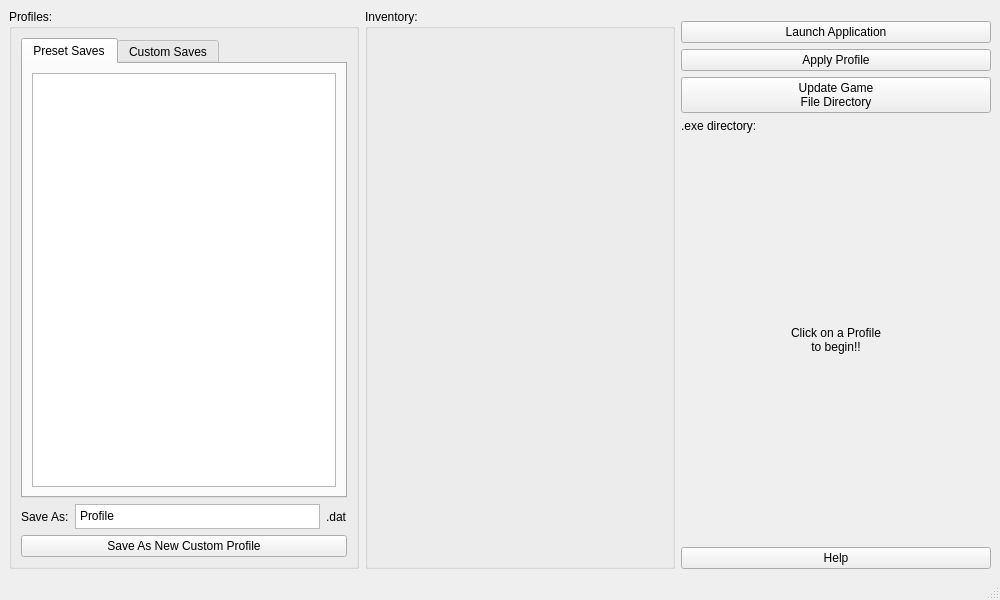
Before: the Qt Designer form mainwindow.ui in JordanViramontes/Cave-Story-Profile-Manager, drawn with Qt 5.
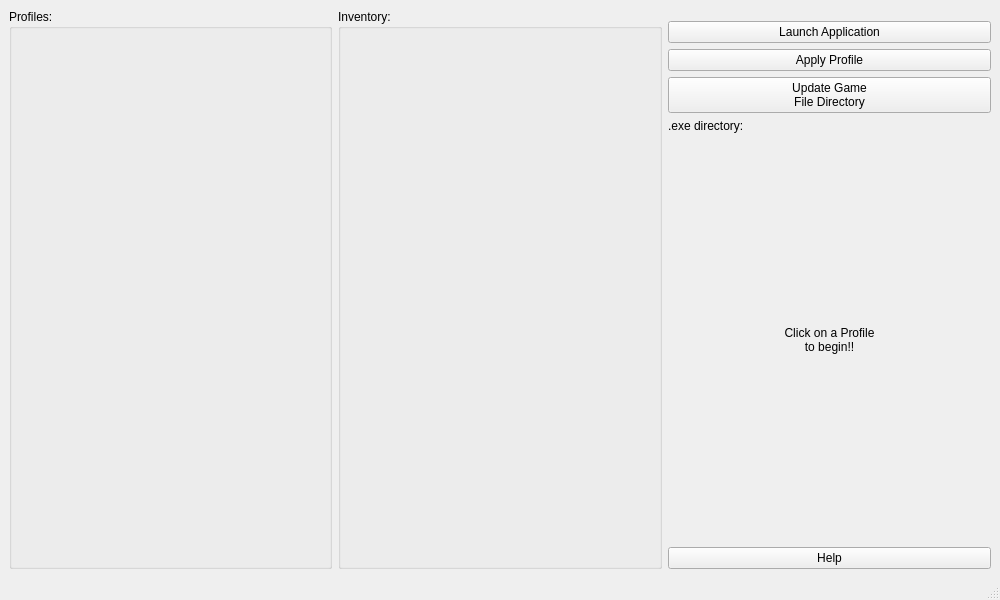
After: the same form once the commit is applied. Custom widgets are drawn as their Qt base class.

Commit message: refactored profiles to be its own widget, optimized some signals

Patch:
```diff
--- a/mainwindow.ui
+++ b/mainwindow.ui
@@ -45,141 +45,7 @@
         </property>
         <layout class="QGridLayout" name="gridLayout">
          <item row="0" column="0">
-          <layout class="QVBoxLayout" name="profilesVLayout">
-           <item>
-            <widget class="QTabWidget" name="filesTabWidget">
-             <property name="maximumSize">
-              <size>
-               <width>16777215</width>
-               <height>16777215</height>
-              </size>
-             </property>
-             <property name="tabPosition">
-              <enum>QTabWidget::TabPosition::North</enum>
-             </property>
-             <property name="tabShape">
-              <enum>QTabWidget::TabShape::Rounded</enum>
-             </property>
-             <property name="currentIndex">
-              <number>0</number>
-             </property>
-             <widget class="QWidget" name="presetTab">
-              <attribute name="title">
-               <string>Preset Saves</string>
-              </attribute>
-              <layout class="QGridLayout" name="gridLayout_5">
-               <item row="0" column="0">
-                <widget class="QProfileViewTree" name="presetFileTree">
-                 <property name="alternatingRowColors">
-                  <bool>true</bool>
-                 </property>
-                 <property name="itemsExpandable">
-                  <bool>true</bool>
-                 </property>
-                 <attribute name="headerVisible">
-                  <bool>true</bool>
-                 </attribute>
-                </widget>
-               </item>
-              </layout>
-             </widget>
-             <widget class="QWidget" name="customTab">
-              <attribute name="title">
-               <string>Custom Saves</string>
-              </attribute>
-              <layout class="QGridLayout" name="gridLayout_4">
-               <item row="0" column="0">
-                <widget class="QProfileViewTree" name="customFileTree"/>
-               </item>
-              </layout>
-             </widget>
-            </widget>
-           </item>
-           <item>
-            <layout class="QHBoxLayout" name="saveAsHBox">
-             <property name="sizeConstraint">
-              <enum>QLayout::SizeConstraint::SetDefaultConstraint</enum>
-             </property>
-             <item>
-              <widget class="QLabel" name="saveAsLabel">
-               <property name="sizePolicy">
-                <sizepolicy hsizetype="Minimum" vsizetype="Minimum">
-                 <horstretch>0</horstretch>
-                 <verstretch>0</verstretch>
-                </sizepolicy>
-               </property>
-               <property name="minimumSize">
-                <size>
-                 <width>0</width>
-                 <height>25</height>
-                </size>
-               </property>
-               <property name="maximumSize">
-                <size>
-                 <width>16777215</width>
-                 <height>25</height>
-                </size>
-               </property>
-               <property name="text">
-                <string>Save As:</string>
-               </property>
-              </widget>
-             </item>
-             <item>
-              <widget class="QTextEdit" name="saveAsEdit">
-               <property name="sizePolicy">
-                <sizepolicy hsizetype="MinimumExpanding" vsizetype="Minimum">
-                 <horstretch>0</horstretch>
-                 <verstretch>0</verstretch>
-                </sizepolicy>
-               </property>
-               <property name="minimumSize">
-                <size>
-                 <width>0</width>
-                 <height>25</height>
-                </size>
-               </property>
-               <property name="maximumSize">
-                <size>
-                 <width>16777215</width>
-                 <height>25</height>
-                </size>
-               </property>
-               <property name="verticalScrollBarPolicy">
-                <enum>Qt::ScrollBarPolicy::ScrollBarAlwaysOff</enum>
-               </property>
-               <property name="horizontalScrollBarPolicy">
-                <enum>Qt::ScrollBarPolicy::ScrollBarAlwaysOff</enum>
-               </property>
-               <property name="html">
-                <string>&lt;!DOCTYPE HTML PUBLIC &quot;-//W3C//DTD HTML 4.0//EN&quot; &quot;http://www.w3.org/TR/REC-html40/strict.dtd&quot;&gt;
-&lt;html&gt;&lt;head&gt;&lt;meta name=&quot;qrichtext&quot; content=&quot;1&quot; /&gt;&lt;meta charset=&quot;utf-8&quot; /&gt;&lt;style type=&quot;text/css&quot;&gt;
-p, li { white-space: pre-wrap; }
-hr { height: 1px; border-width: 0; }
-li.unchecked::marker { content: &quot;\2610&quot;; }
-li.checked::marker { content: &quot;\2612&quot;; }
-&lt;/style&gt;&lt;/head&gt;&lt;body style=&quot; font-family:'Segoe UI'; font-size:9pt; font-weight:400; font-style:normal;&quot;&gt;
-&lt;p style=&quot; margin-top:0px; margin-bottom:0px; margin-left:0px; margin-right:0px; -qt-block-indent:0; text-indent:0px;&quot;&gt;Profile&lt;/p&gt;&lt;/body&gt;&lt;/html&gt;</string>
-               </property>
-              </widget>
-             </item>
-             <item>
-              <widget class="QLabel" name="label">
-               <property name="text">
-                <string>.dat</string>
-               </property>
-              </widget>
-             </item>
-            </layout>
-           </item>
-           <item>
-            <widget class="QPushButton" name="saveAsPushButton">
-             <property name="text">
-              <string>Save As New Custom Profile</string>
-             </property>
-            </widget>
-           </item>
-          </layout>
+          <widget class="ProfilesSelection" name="profiles" native="true"/>
          </item>
         </layout>
        </widget>
@@ -317,17 +183,18 @@
   <widget class="QStatusBar" name="statusbar"/>
  </widget>
  <customwidgets>
-  <customwidget>
-   <class>QProfileViewTree</class>
-   <extends>QTreeView</extends>
-   <header>qprofileviewtree.h</header>
-  </customwidget>
   <customwidget>
    <class>QInventory</class>
    <extends>QWidget</extends>
    <header>qinventory.h</header>
    <container>1</container>
   </customwidget>
+  <customwidget>
+   <class>ProfilesSelection</class>
+   <extends>QWidget</extends>
+   <header>profilesselection.h</header>
+   <container>1</container>
+  </customwidget>
  </customwidgets>
  <resources/>
  <connections/>
```
The commit also changes 10 other files.
